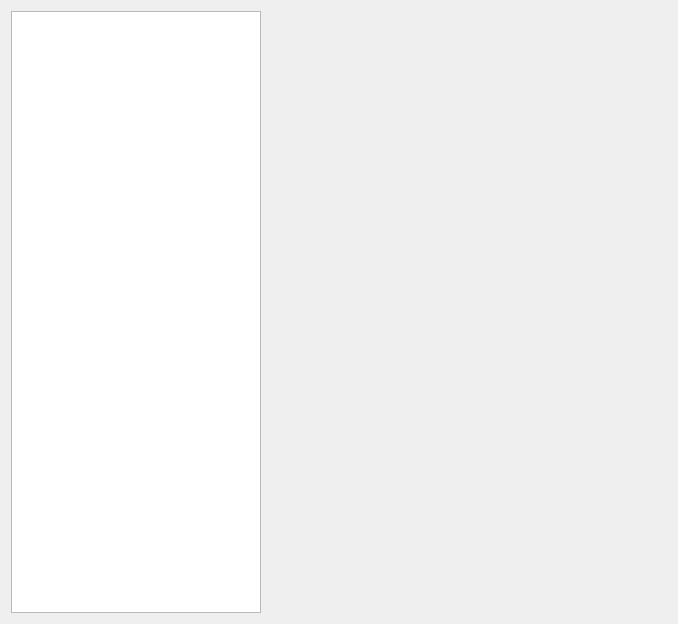
Before: the Qt Designer form TextureToolRendering/Src/Widgets/TextureResourceEditor.ui in roosen5/TextureTool, drawn with Qt 5.
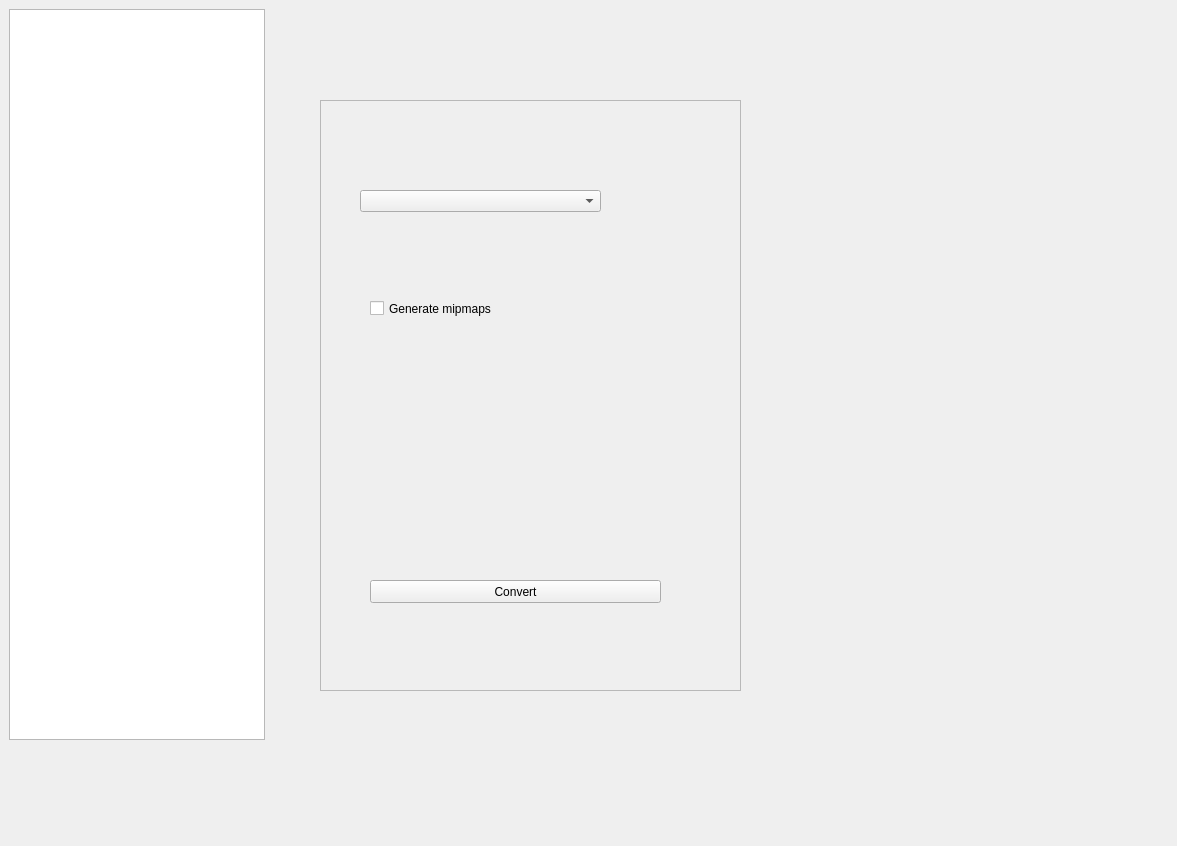
After: the same form once the commit is applied. Custom widgets are drawn as their Qt base class.

Commit message: Mathijs: - Setup for compressing texture, not actually compressing it yet..

Diff of the .ui file:
```diff
--- a/TextureToolRendering/Src/Widgets/TextureResourceEditor.ui
+++ b/TextureToolRendering/Src/Widgets/TextureResourceEditor.ui
@@ -6,34 +6,97 @@
    <rect>
     <x>0</x>
     <y>0</y>
-    <width>678</width>
-    <height>624</height>
+    <width>1177</width>
+    <height>846</height>
    </rect>
   </property>
   <property name="windowTitle">
    <string>TextureResourceEditor</string>
   </property>
-  <layout class="QHBoxLayout" name="horizontalLayout">
-   <item>
-    <widget class="QListWidget" name="mTextureSelector"/>
-   </item>
-   <item>
-    <widget class="RenderView" name="mTexturePreviewRV" native="true">
-     <property name="minimumSize">
-      <size>
-       <width>400</width>
-       <height>400</height>
-      </size>
-     </property>
-     <property name="maximumSize">
-      <size>
-       <width>400</width>
-       <height>400</height>
-      </size>
-     </property>
-    </widget>
-   </item>
-  </layout>
+  <widget class="RenderView" name="mTexturePreviewRV" native="true">
+   <property name="geometry">
+    <rect>
+     <x>900</x>
+     <y>200</y>
+     <width>200</width>
+     <height>200</height>
+    </rect>
+   </property>
+   <property name="minimumSize">
+    <size>
+     <width>200</width>
+     <height>200</height>
+    </size>
+   </property>
+   <property name="maximumSize">
+    <size>
+     <width>200</width>
+     <height>200</height>
+    </size>
+   </property>
+  </widget>
+  <widget class="QListWidget" name="mTextureSelector">
+   <property name="geometry">
+    <rect>
+     <x>9</x>
+     <y>9</y>
+     <width>256</width>
+     <height>731</height>
+    </rect>
+   </property>
+  </widget>
+  <widget class="QFrame" name="mTextureConvertPropertiesFrame">
+   <property name="geometry">
+    <rect>
+     <x>320</x>
+     <y>100</y>
+     <width>421</width>
+     <height>591</height>
+    </rect>
+   </property>
+   <property name="frameShape">
+    <enum>QFrame::StyledPanel</enum>
+   </property>
+   <property name="frameShadow">
+    <enum>QFrame::Raised</enum>
+   </property>
+   <widget class="QComboBox" name="mCompressionTypeCB">
+    <property name="geometry">
+     <rect>
+      <x>40</x>
+      <y>90</y>
+      <width>241</width>
+      <height>22</height>
+     </rect>
+    </property>
+   </widget>
+   <widget class="QCheckBox" name="mGenerateMipmapsCB">
+    <property name="geometry">
+     <rect>
+      <x>50</x>
+      <y>200</y>
+      <width>241</width>
+      <height>17</height>
+     </rect>
+    </property>
+    <property name="text">
+     <string>Generate mipmaps</string>
+    </property>
+   </widget>
+   <widget class="QPushButton" name="mConvertBtn">
+    <property name="geometry">
+     <rect>
+      <x>50</x>
+      <y>480</y>
+      <width>291</width>
+      <height>23</height>
+     </rect>
+    </property>
+    <property name="text">
+     <string>Convert</string>
+    </property>
+   </widget>
+  </widget>
  </widget>
  <layoutdefault spacing="6" margin="11"/>
  <customwidgets>
```
The commit also changes 12 other files.
